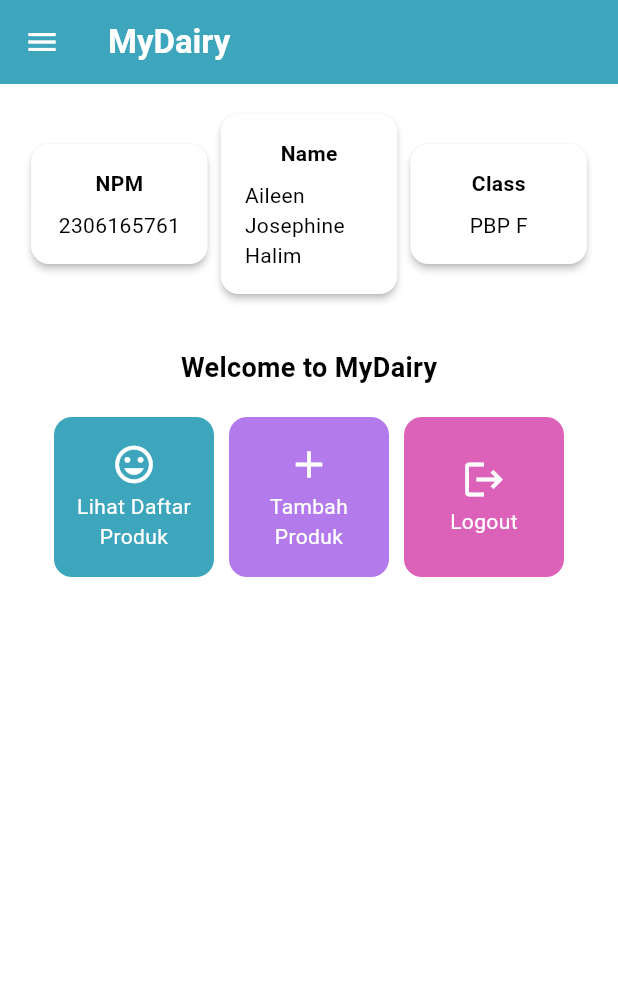
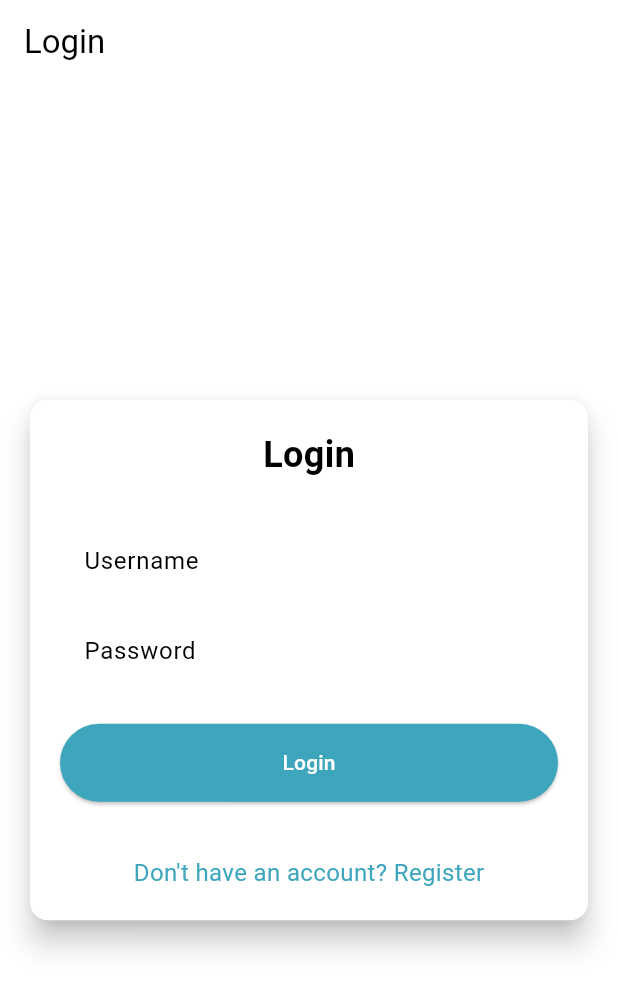
Before and after one commit to aileenjeha/my-dairy-mobile, a Flutter app: the screen it shows after launch, on a phone screen of 412 x 824 dp. Shown: the top 991 px of the screen. Run offline on Flutter 3.47's test engine with Material 3 defaults, Android fonts, the light colour scheme and no system bars; missing offline and left inert: pbp_django_auth.

Commit message:
tugas 9 #1

```diff
--- a/lib/main.dart
+++ b/lib/main.dart
@@ -1,5 +1,7 @@
 import 'package:flutter/material.dart';
-import 'package:my_dairy_mobile/screens/menu.dart';
+import 'package:my_dairy_mobile/screens/login.dart';
+import 'package:pbp_django_auth/pbp_django_auth.dart';
+import 'package:provider/provider.dart';
 
 void main() {
   runApp(const MyApp());
@@ -11,8 +13,13 @@
   // This widget is the root of your application.
   @override
   Widget build(BuildContext context) {
-    return MaterialApp(
-      title: 'Flutter Demo',
+    return Provider(
+      create: (_) {
+        CookieRequest request = CookieRequest();
+        return request;
+      },
+      child: MaterialApp(
+        title: 'MyDairy',
         theme: ThemeData(
           primaryColor: Color(0xFF3DA6BD),
           colorScheme: ColorScheme.fromSwatch().copyWith(
@@ -21,7 +28,8 @@
           ),
           useMaterial3: true,
         ),
-      home: MyHomePage(),
+        home: const LoginPage(),
+      )
     );
   }
 }
--- /dev/null
+++ b/lib/screens/login.dart
@@ -0,0 +1,182 @@
+import 'package:my_dairy_mobile/screens/menu.dart';
+import 'package:flutter/material.dart';
+import 'package:my_dairy_mobile/screens/register.dart';
+import 'package:pbp_django_auth/pbp_django_auth.dart';
+import 'package:provider/provider.dart';
+
+void main() {
+  runApp(const LoginApp());
+}
+
+class LoginApp extends StatelessWidget {
+  const LoginApp({super.key});
+
+  @override
+  Widget build(BuildContext context) {
+    return MaterialApp(
+      title: 'Login',
+      theme: ThemeData(
+        primaryColor: Color(0xFF3DA6BD),
+          colorScheme: ColorScheme.fromSwatch().copyWith(
+            primary: Color(0xFF3DA6BD),
+            secondary: Color(0xFF3DA6BD),
+          ),
+        useMaterial3: true,
+      ),
+      home: const LoginPage(),
+    );
+  }
+}
+
+class LoginPage extends StatefulWidget {
+  const LoginPage({super.key});
+
+  @override
+  State<LoginPage> createState() => _LoginPageState();
+}
+
+class _LoginPageState extends State<LoginPage> {
+  final TextEditingController _usernameController = TextEditingController();
+  final TextEditingController _passwordController = TextEditingController();
+
+  @override
+  Widget build(BuildContext context) {
+    final request = context.watch<CookieRequest>();
+
+    return Scaffold(
+      appBar: AppBar(
+        title: const Text('Login'),
+      ),
+      body: Center(
+        child: SingleChildScrollView(
+          padding: const EdgeInsets.all(16.0),
+          child: Card(
+            elevation: 8,
+            shape: RoundedRectangleBorder(
+              borderRadius: BorderRadius.circular(12.0),
+            ),
+            child: Padding(
+              padding: const EdgeInsets.all(20.0),
+              child: Column(
+                mainAxisSize: MainAxisSize.min,
+                children: [
+                  const Text(
+                    'Login',
+                    style: TextStyle(
+                      fontSize: 24.0,
+                      fontWeight: FontWeight.bold,
+                    ),
+                  ),
+                  const SizedBox(height: 30.0),
+                  TextField(
+                    controller: _usernameController,
+                    decoration: const InputDecoration(
+                      labelText: 'Username',
+                      hintText: 'Enter your username',
+                      border: OutlineInputBorder(
+                        borderRadius: BorderRadius.all(Radius.circular(12.0)),
+                      ),
+                      contentPadding:
+                          EdgeInsets.symmetric(horizontal: 12.0, vertical: 8.0),
+                    ),
+                  ),
+                  const SizedBox(height: 12.0),
+                  TextField(
+                    controller: _passwordController,
+                    decoration: const InputDecoration(
+                      labelText: 'Password',
+                      hintText: 'Enter your password',
+                      border: OutlineInputBorder(
+                        borderRadius: BorderRadius.all(Radius.circular(12.0)),
+                      ),
+                      contentPadding:
+                          EdgeInsets.symmetric(horizontal: 12.0, vertical: 8.0),
+                    ),
+                    obscureText: true,
+                  ),
+                  const SizedBox(height: 24.0),
+                  ElevatedButton(
+                    onPressed: () async {
+                      String username = _usernameController.text;
+                      String password = _passwordController.text;
+
+                      // Cek kredensial
+                      // Untuk menyambungkan Android emulator dengan Django pada localhost,
+                      // gunakan URL http://10.0.2.2/
+                      final response = await request
+                          .login("http://127.0.0.1:8000/auth/login/", {
+                        'username': username,
+                        'password': password,
+                      });
+
+                      if (request.loggedIn) {
+                        String message = response['message'];
+                        String uname = response['username'];
+                        if (context.mounted) {
+                          Navigator.pushReplacement(
+                            context,
+                            MaterialPageRoute(
+                                builder: (context) => MyHomePage()),
+                          );
+                          ScaffoldMessenger.of(context)
+                            ..hideCurrentSnackBar()
+                            ..showSnackBar(
+                              SnackBar(
+                                  content:
+                                      Text("$message Selamat datang, $uname.")),
+                            );
+                        }
+                      } else {
+                        if (context.mounted) {
+                          showDialog(
+                            context: context,
+                            builder: (context) => AlertDialog(
+                              title: const Text('Login Gagal'),
+                              content: Text(response['message']),
+                              actions: [
+                                TextButton(
+                                  child: const Text('OK'),
+                                  onPressed: () {
+                                    Navigator.pop(context);
+                                  },
+                                ),
+                              ],
+                            ),
+                          );
+                        }
+                      }
+                    },
+                    style: ElevatedButton.styleFrom(
+                      foregroundColor: Colors.white,
+                      minimumSize: Size(double.infinity, 50),
+                      backgroundColor: Theme.of(context).colorScheme.primary,
+                      padding: const EdgeInsets.symmetric(vertical: 16.0),
+                    ),
+                    child: const Text('Login'),
+                  ),
+                  const SizedBox(height: 36.0),
+                  GestureDetector(
+                    onTap: () {
+                      Navigator.push(
+                        context,
+                        MaterialPageRoute(
+                            builder: (context) => const RegisterPage()),
+                      );
+                    },
+                    child: Text(
+                      'Don\'t have an account? Register',
+                      style: TextStyle(
+                        color: Theme.of(context).colorScheme.primary,
+                        fontSize: 16.0,
+                      ),
+                    ),
+                  ),
+                ],
+              ),
+            ),
+          ),
+        ),
+      ),
+    );
+  }
+}
--- a/pubspec.yaml
+++ b/pubspec.yaml
@@ -35,6 +35,9 @@ dependencies:
   # The following adds the Cupertino Icons font to your application.
   # Use with the CupertinoIcons class for iOS style icons.
   cupertino_icons: ^1.0.8
+  provider: ^6.1.2
+  pbp_django_auth: ^0.4.0
+  http: ^1.2.2
 
 dev_dependencies:
   flutter_test:
```
Also changed, not shown: lib/models/product.dart (added, +69 -0 lines), lib/screens/list_product.dart (added, +93 -0 lines), lib/screens/productentry_form.dart (+37 -31 lines), lib/screens/register.dart (added, +165 -0 lines), lib/widgets/left_drawer.dart (+12 -0 lines), lib/widgets/product_card.dart (+36 -1 lines), pubspec.lock, 8 other files. Lines whose indentation alone changed are shown as unchanged.
